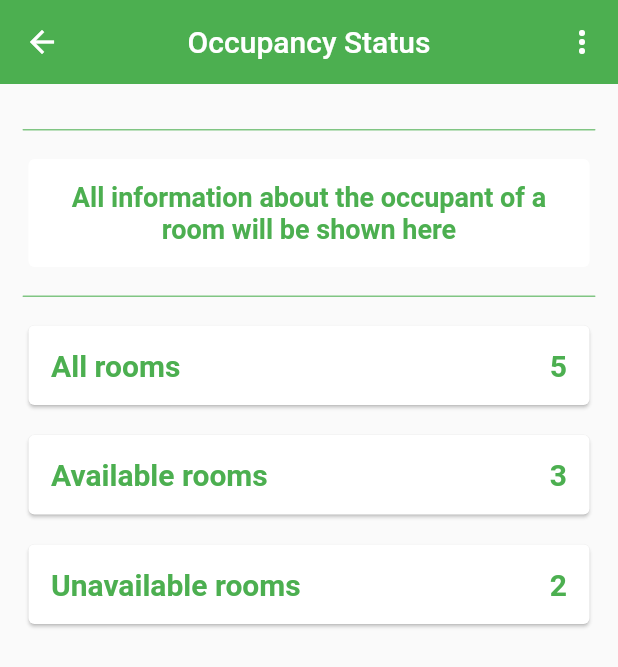
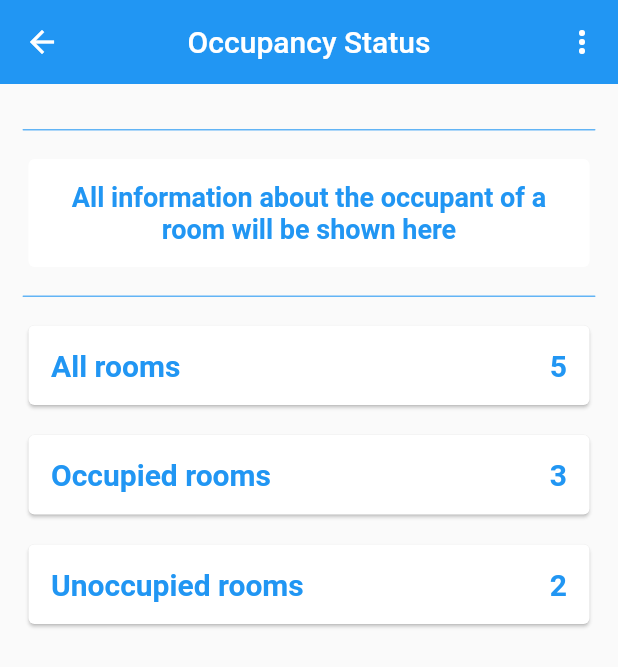
Before and after one commit to gabbygreat/victory_villa, a Flutter app: the screen it shows after launch, in the side drawer, after a tap on "Occupancy Status", on a phone screen of 412 x 824 dp. Shown: the top 667 px of the screen. Run offline on Flutter 3.47's test engine with Material 2 defaults, Android fonts, the phone set to English and light mode, and no system bars; drawn by our look-alikes of keyboard_dismisser; our stand-ins replace firebase_core, firebase_database, flutter_riverpod, flutter_svg, fluttertoast; accounts and stored records are empty.

Commit message:
fixed app color

```diff
--- a/lib/main.dart
+++ b/lib/main.dart
@@ -27,7 +27,6 @@ class MyApp extends StatelessWidget {
         title: VictoryConstants.name,
         debugShowCheckedModeBanner: false,
         theme: ThemeData(
-          primarySwatch: VictoryColor.primarySwatch,
           appBarTheme: AppBarTheme(
             backgroundColor: Colors.white,
             elevation: 0,
--- a/lib/screen/occupancy_status/view/all_occupancy_status.dart
+++ b/lib/screen/occupancy_status/view/all_occupancy_status.dart
@@ -1,6 +1,7 @@
 import 'package:flutter/material.dart';
 import 'package:victory_villa/model/model.dart';
 import 'package:victory_villa/screen/room_details/room_details.dart';
+import 'package:victory_villa/utils/colors.dart';
 import 'package:victory_villa/utils/constants.dart';
 import 'package:victory_villa/utils/show_toast.dart';
 import 'package:victory_villa/utils/widget/app_bar.dart';
@@ -66,8 +67,9 @@ class AllOccupancyStatus extends StatelessWidget {
                         Center(
                           child: Icon(
                             Icons.check_circle,
-                            color:
-                                roomInfo.occupied ? Colors.green : Colors.red,
+                            color: roomInfo.occupied
+                                ? VictoryColor.green
+                                : VictoryColor.faintColor,
                           ),
                         ), onTap: () {
                       if (roomInfo.occupied) {
--- a/lib/screen/occupancy_status/view/occupancy_status.dart
+++ b/lib/screen/occupancy_status/view/occupancy_status.dart
@@ -2,9 +2,9 @@ import 'package:flutter/material.dart';
 import 'package:flutter_riverpod/flutter_riverpod.dart';
 import 'package:victory_villa/model/model.dart';
 import 'package:victory_villa/screen/all_room/controller/all_room_controller.dart';
-import 'package:victory_villa/screen/occupancy_status/view/available_occupancy_status.dart';
+import 'package:victory_villa/screen/occupancy_status/view/occupied_occupancy_status.dart';
 import 'package:victory_villa/screen/occupancy_status/view/all_occupancy_status.dart';
-import 'package:victory_villa/screen/occupancy_status/view/unavailable_occupancy_status.dart';
+import 'package:victory_villa/screen/occupancy_status/view/unoccupied_occupancy_status.dart';
 import 'package:victory_villa/utils/colors.dart';
 import 'package:victory_villa/utils/constants.dart';
 import 'package:victory_villa/utils/widget/app_bar.dart';
@@ -106,11 +106,11 @@ class OccupancyStatus extends ConsumerWidget {
                         height: VictoryConstants.kSpacing * 0.6,
                       ),
                       infoCard(
-                        'Available rooms',
+                        'Occupied rooms',
                         occupiedRoom,
                         () => Navigator.of(context).push(
                           MaterialPageRoute(
-                            builder: (context) => AvailableOccupancyStatus(
+                            builder: (context) => OccupiedOccupancyStatus(
                               availableroomInfo: value,
                             ),
                           ),
@@ -120,11 +120,11 @@ class OccupancyStatus extends ConsumerWidget {
                         height: VictoryConstants.kSpacing * 0.6,
                       ),
                       infoCard(
-                        'Unavailable rooms',
+                        'Unoccupied rooms',
                         unoccupiedRoom,
                         () => Navigator.of(context).push(
                           MaterialPageRoute(
-                            builder: (context) => UnavailableOccupancyStatus(
+                            builder: (context) => UnoccupiedOccupancyStatus(
                               unavailableroomInfo: value,
                             ),
                           ),
--- a/lib/utils/colors.dart
+++ b/lib/utils/colors.dart
@@ -1,8 +1,7 @@
 import 'package:flutter/material.dart';
 
 class VictoryColor {
-  static MaterialColor primarySwatch = Colors.green;
-  static Color primaryColor = Colors.green;
+  static Color primaryColor = Colors.blue;
   static Color white = Colors.white;
   static Color faintColor = Colors.grey;
   static Color green = Colors.green;
```
Also changed, not shown: lib/screen/occupancy_status/view/occupied_occupancy_status.dart (renamed from lib/screen/occupancy_status/view/available_occupancy_status.dart, +4 -3 lines), lib/screen/occupancy_status/view/unoccupied_occupancy_status.dart (renamed from lib/screen/occupancy_status/view/unavailable_occupancy_status.dart, +10 -10 lines).
